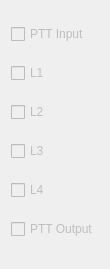
The window that mqt/MqtControl/ControlMain.ui (zsteva/backup-minos2) describes before a commit, drawn with Qt 5.
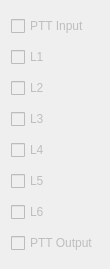
The same window after the commit.

```diff
--- a/mqt/MqtControl/ControlMain.ui
+++ b/mqt/MqtControl/ControlMain.ui
@@ -2,6 +2,9 @@
 <ui version="4.0">
  <class>ControlMain</class>
  <widget class="QMainWindow" name="ControlMain">
+  <property name="enabled">
+   <bool>false</bool>
+  </property>
   <property name="geometry">
    <rect>
     <x>0</x>
@@ -65,6 +68,20 @@
       </property>
      </widget>
     </item>
+    <item>
+     <widget class="QCheckBox" name="L5CheckBox">
+      <property name="text">
+       <string>L5</string>
+      </property>
+     </widget>
+    </item>
+    <item>
+     <widget class="QCheckBox" name="L6CheckBox">
+      <property name="text">
+       <string>L6</string>
+      </property>
+     </widget>
+    </item>
     <item>
      <widget class="QCheckBox" name="PTTOutCheckBox">
       <property name="enabled">
```
